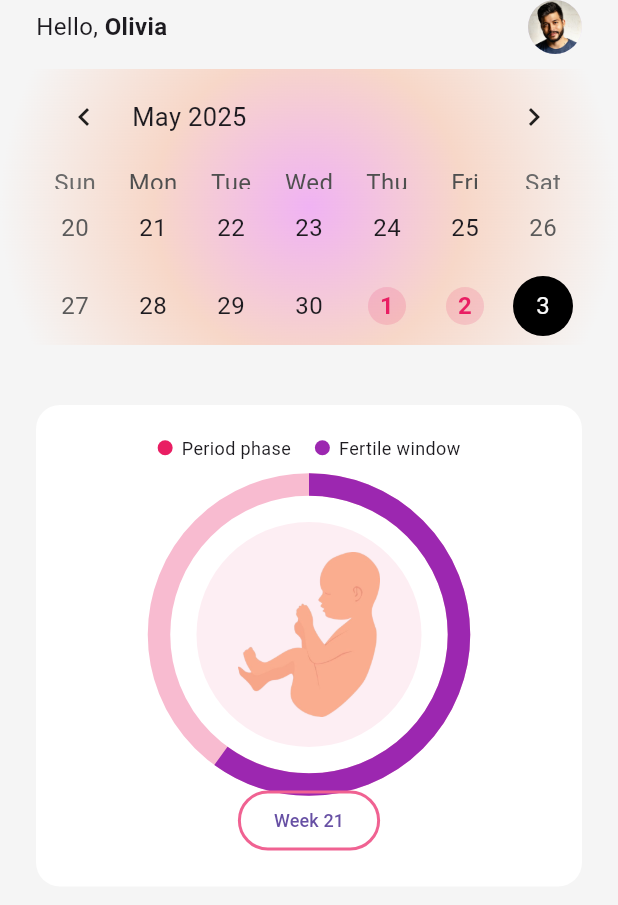
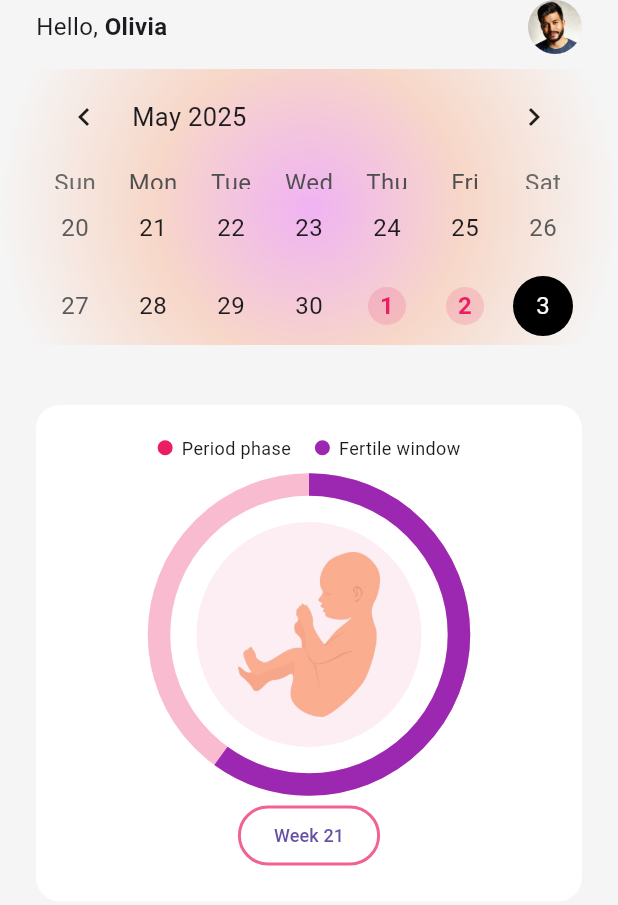
Before and after one commit to ClarenceLaria/ovia, a Flutter app: the HomeScreen screen opened directly, on a phone screen of 412 x 824 dp. Shown: the top 905 px of the screen. Run offline on Flutter 3.47's test engine with Material 3 defaults, Android fonts, the light colour scheme and no system bars; drawn by our look-alikes of table_calendar; our stand-ins replace smooth_page_indicator.

Commit message:
Home page updates

```diff
--- a/lib/features/home/pregnancy_tracker.dart
+++ b/lib/features/home/pregnancy_tracker.dart
@@ -49,8 +49,7 @@ class PregnancyTracker extends StatelessWidget {
               ),
             ],
           ),
-         Column(
-            children: [
+          const SizedBox(height: 10),
           OutlinedButton(
             onPressed: (){
               Navigator.push(
@@ -70,8 +69,6 @@ class PregnancyTracker extends StatelessWidget {
               "Week 21",
               style: TextStyle(fontSize: 12),
             ),
-              ),
-            ],
           ),
         ],
       ),
```
Lines whose indentation alone changed are shown as unchanged.
